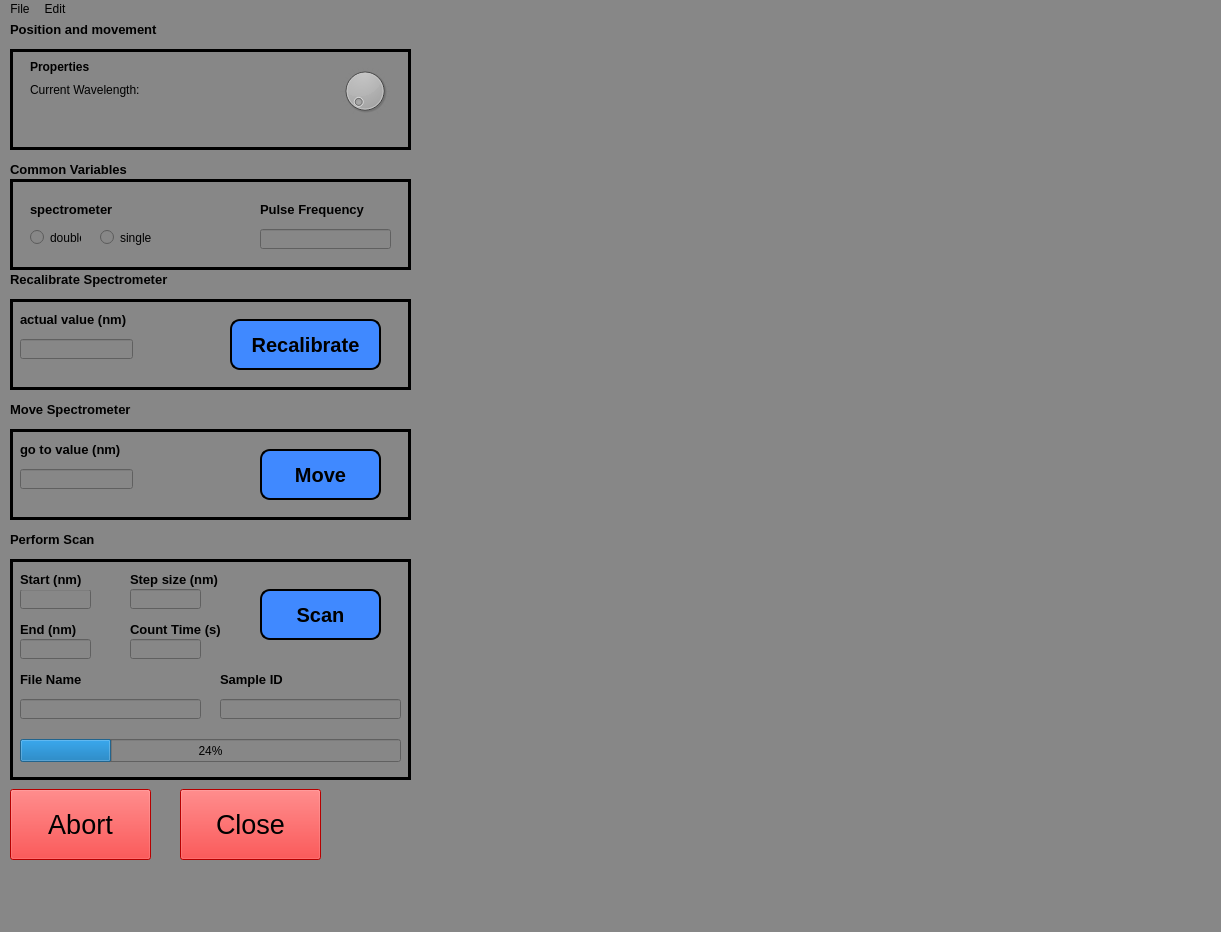
Qt form qtdesigner_files/spectrometer.ui (ImanFortin/PLSpectrometer-update) before a commit.
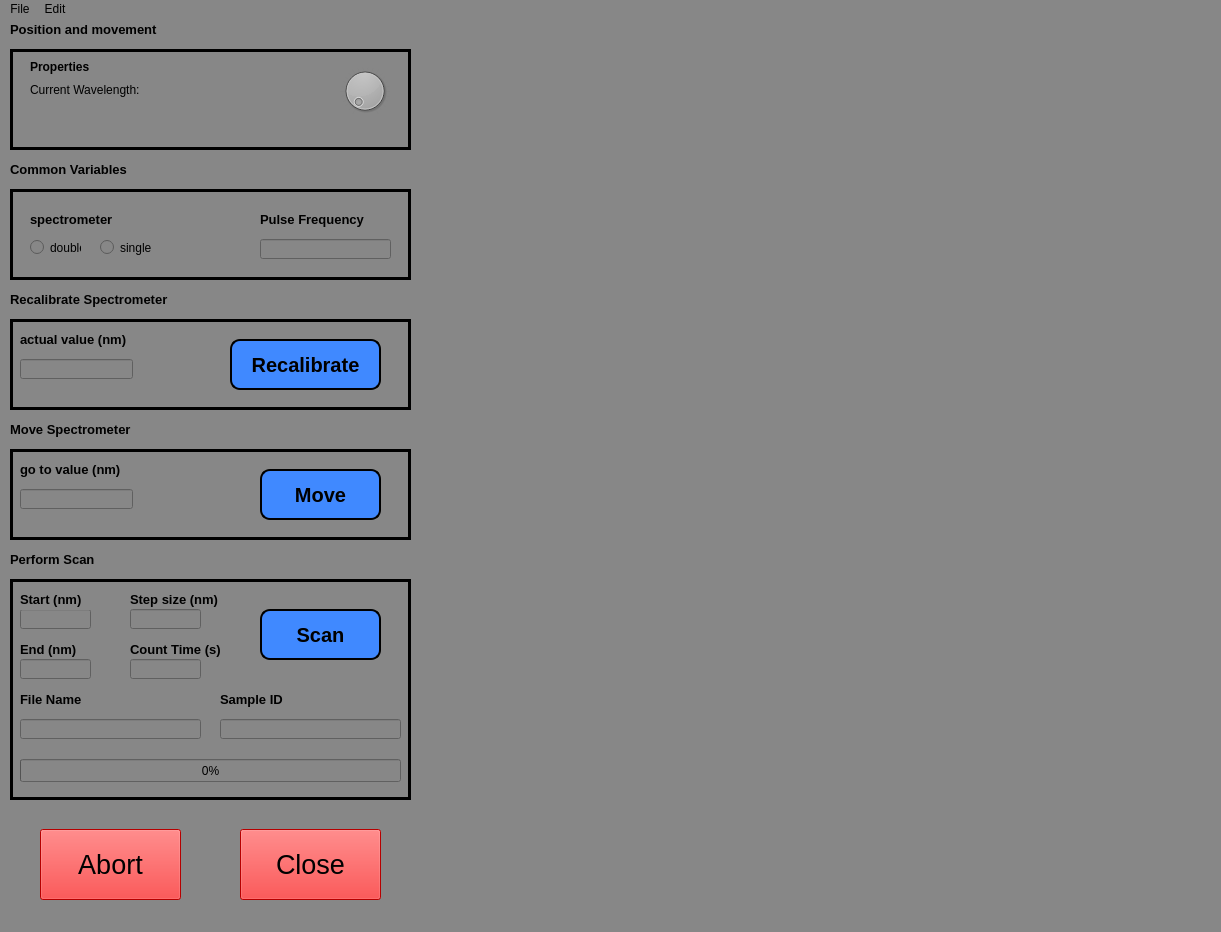
The same form after that commit.

Commit message: made some minor touch ups to the GUI and deleted the stop function

What changed in the file:
```diff
--- a/qtdesigner_files/spectrometer.ui
+++ b/qtdesigner_files/spectrometer.ui
@@ -22,8 +22,8 @@
    <widget class="QPushButton" name="abort_button">
     <property name="geometry">
      <rect>
-      <x>10</x>
-      <y>770</y>
+      <x>40</x>
+      <y>810</y>
       <width>141</width>
       <height>71</height>
      </rect>
@@ -54,8 +54,8 @@
    <widget class="QPushButton" name="close_button">
     <property name="geometry">
      <rect>
-      <x>180</x>
-      <y>770</y>
+      <x>240</x>
+      <y>810</y>
       <width>141</width>
       <height>71</height>
      </rect>
@@ -167,7 +167,7 @@
     <property name="geometry">
      <rect>
       <x>10</x>
-      <y>280</y>
+      <y>300</y>
       <width>401</width>
       <height>91</height>
      </rect>
@@ -280,7 +280,7 @@
     <property name="geometry">
      <rect>
       <x>10</x>
-      <y>410</y>
+      <y>430</y>
       <width>401</width>
       <height>91</height>
      </rect>
@@ -393,7 +393,7 @@
     <property name="geometry">
      <rect>
       <x>10</x>
-      <y>540</y>
+      <y>560</y>
       <width>401</width>
       <height>221</height>
      </rect>
@@ -544,7 +544,7 @@
       </rect>
      </property>
      <property name="value">
-      <number>24</number>
+      <number>0</number>
      </property>
     </widget>
     <widget class="QLabel" name="scan_step_lbl">
@@ -678,7 +678,7 @@
     <property name="geometry">
      <rect>
       <x>10</x>
-      <y>510</y>
+      <y>530</y>
       <width>91</width>
       <height>21</height>
      </rect>
@@ -698,7 +698,7 @@
     <property name="geometry">
      <rect>
       <x>10</x>
-      <y>380</y>
+      <y>400</y>
       <width>181</width>
       <height>21</height>
      </rect>
@@ -718,7 +718,7 @@
     <property name="geometry">
      <rect>
       <x>10</x>
-      <y>250</y>
+      <y>270</y>
       <width>171</width>
       <height>21</height>
      </rect>
@@ -778,7 +778,7 @@
     <property name="geometry">
      <rect>
       <x>10</x>
-      <y>160</y>
+      <y>170</y>
       <width>401</width>
       <height>91</height>
      </rect>
```
The commit also changes 4 other files.
